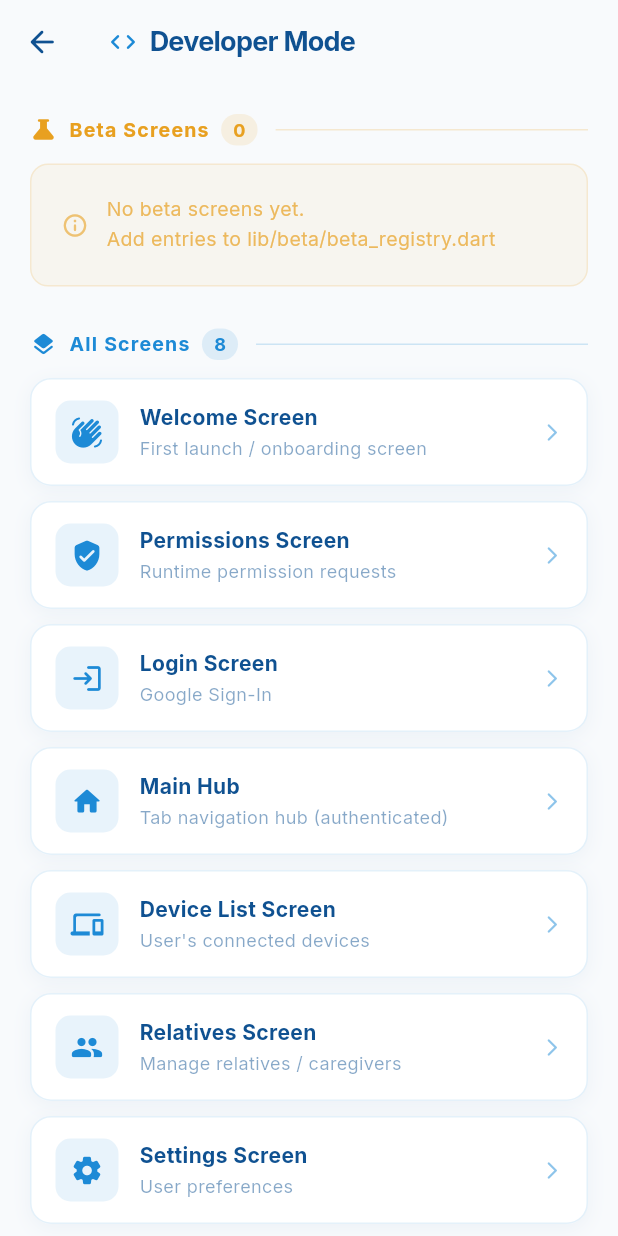
After one commit to efesrnn/medTrackPlus, a Flutter app: the screen it shows after launch, after a tap on the "code" icon, on a phone screen of 412 x 824 dp. The commit adds this screen. Run offline on Flutter 3.47's test engine with Material 3 defaults, Android fonts, the phone set to English and light mode, and no system bars; our stand-ins replace awesome_notifications, cloud_firestore, easy_localization, firebase_auth, firebase_core, firebase_database and 5 more; missing offline and left inert: alarm; accounts and stored records are empty; generated files the repository leaves out were written again; statements that could not run were skipped.

Commit message:
Developer Screen
Now all developers can test their and other screens much more efficiently in one place.

```diff
--- /dev/null
+++ b/lib/app/developer_screen.dart
@@ -0,0 +1,265 @@
+import 'package:flutter/material.dart';
+import 'package:google_fonts/google_fonts.dart';
+import 'package:medTrackPlus/app/screens_registry.dart';
+import 'package:medTrackPlus/beta/beta_registry.dart';
+import 'package:medTrackPlus/main.dart';
+
+class DeveloperScreen extends StatelessWidget {
+  const DeveloperScreen({super.key});
+
+  @override
+  Widget build(BuildContext context) {
+    final betaScreens = BetaRegistry.screens;
+    final allScreens = ScreensRegistry.screens;
+
+    return Scaffold(
+      backgroundColor: AppColors.background,
+      appBar: AppBar(
+        backgroundColor: Colors.transparent,
+        elevation: 0,
+        leading: IconButton(
+          icon: const Icon(Icons.arrow_back_rounded, color: AppColors.deepSea),
+          onPressed: () => Navigator.of(context).pop(),
+        ),
+        title: Row(
+          children: [
+            const Icon(Icons.code_rounded, color: AppColors.skyBlue, size: 20),
+            const SizedBox(width: 8),
+            Text(
+              'Developer Mode',
+              style: GoogleFonts.inter(
+                fontSize: 18,
+                fontWeight: FontWeight.w700,
+                color: AppColors.deepSea,
+              ),
+            ),
+          ],
+        ),
+      ),
+      body: ListView(
+        padding: const EdgeInsets.all(20),
+        children: [
+          // ── BETA SCREENS ──────────────────────────────────────────
+          _SectionHeader(
+            label: 'Beta Screens',
+            count: betaScreens.length,
+            color: const Color(0xFFE8A020),
+            icon: Icons.science_rounded,
+          ),
+          const SizedBox(height: 12),
+          if (betaScreens.isEmpty)
+            _EmptySection(
+              message: 'No beta screens yet.\nAdd entries to lib/beta/beta_registry.dart',
+              color: const Color(0xFFE8A020),
+            )
+          else
+            ...betaScreens.map((s) => Padding(
+              padding: const EdgeInsets.only(bottom: 10),
+              child: _ScreenCard(
+                name: s.name,
+                description: s.description,
+                icon: Icons.science_rounded,
+                accentColor: const Color(0xFFE8A020),
+                builder: s.builder,
+              ),
+            )),
+
+          const SizedBox(height: 28),
+
+          // ── ALL SCREENS ───────────────────────────────────────────
+          _SectionHeader(
+            label: 'All Screens',
+            count: allScreens.length,
+            color: AppColors.skyBlue,
+            icon: Icons.layers_rounded,
+          ),
+          const SizedBox(height: 12),
+          ...allScreens.map((s) => Padding(
+            padding: const EdgeInsets.only(bottom: 10),
+            child: _ScreenCard(
+              name: s.name,
+              description: s.description,
+              icon: s.icon,
+              accentColor: AppColors.skyBlue,
+              builder: s.builder,
+            ),
+          )),
+
+          const SizedBox(height: 20),
+        ],
+      ),
+    );
+  }
+}
+
+class _SectionHeader extends StatelessWidget {
+  final String label;
+  final int count;
+  final Color color;
+  final IconData icon;
+
+  const _SectionHeader({
+    required this.label,
+    required this.count,
+    required this.color,
+    required this.icon,
+  });
+
+  @override
+  Widget build(BuildContext context) {
+    return Row(
+      children: [
+        Icon(icon, color: color, size: 18),
+        const SizedBox(width: 8),
+        Text(
+          label,
+          style: GoogleFonts.inter(
+            fontSize: 13,
+            fontWeight: FontWeight.w700,
+            color: color,
+            letterSpacing: 0.8,
+          ),
+        ),
+        const SizedBox(width: 8),
+        Container(
+          padding: const EdgeInsets.symmetric(horizontal: 8, vertical: 2),
+          decoration: BoxDecoration(
+            color: color.withOpacity(0.12),
+            borderRadius: BorderRadius.circular(20),
+          ),
+          child: Text(
+            '$count',
+            style: GoogleFonts.inter(
+              fontSize: 12,
+              fontWeight: FontWeight.w700,
+              color: color,
+            ),
+          ),
+        ),
+        const SizedBox(width: 12),
+        Expanded(child: Divider(color: color.withOpacity(0.2), thickness: 1)),
+      ],
+    );
+  }
+}
+
+class _EmptySection extends StatelessWidget {
+  final String message;
+  final Color color;
+
+  const _EmptySection({required this.message, required this.color});
+
+  @override
+  Widget build(BuildContext context) {
+    return Container(
+      padding: const EdgeInsets.all(20),
+      decoration: BoxDecoration(
+        color: color.withOpacity(0.06),
+        borderRadius: BorderRadius.circular(12),
+        border: Border.all(color: color.withOpacity(0.15)),
+      ),
+      child: Row(
+        children: [
+          Icon(Icons.info_outline_rounded, color: color.withOpacity(0.6), size: 18),
+          const SizedBox(width: 12),
+          Expanded(
+            child: Text(
+              message,
+              style: GoogleFonts.inter(
+                fontSize: 13,
+                color: color.withOpacity(0.7),
+                height: 1.5,
+              ),
+            ),
+          ),
+        ],
+      ),
+    );
+  }
+}
+
+class _ScreenCard extends StatelessWidget {
+  final String name;
+  final String description;
+  final IconData icon;
+  final Color accentColor;
+  final WidgetBuilder builder;
+
+  const _ScreenCard({
+    required this.name,
+    required this.description,
+    required this.icon,
+    required this.accentColor,
+    required this.builder,
+  });
+
+  @override
+  Widget build(BuildContext context) {
+    return Container(
+      decoration: BoxDecoration(
+        color: Colors.white,
+        borderRadius: BorderRadius.circular(14),
+        border: Border.all(color: accentColor.withOpacity(0.12)),
+        boxShadow: [
+          BoxShadow(
+            color: AppColors.deepSea.withOpacity(0.05),
+            blurRadius: 10,
+            offset: const Offset(0, 3),
+          ),
+        ],
+      ),
+      child: Material(
+        color: Colors.transparent,
+        child: InkWell(
+          borderRadius: BorderRadius.circular(14),
+          onTap: () => Navigator.of(context).push(
+            MaterialPageRoute(builder: builder),
+          ),
+          child: Padding(
+            padding: const EdgeInsets.symmetric(horizontal: 16, vertical: 14),
+            child: Row(
+              children: [
+                Container(
+                  width: 42,
+                  height: 42,
+                  decoration: BoxDecoration(
+                    color: accentColor.withOpacity(0.1),
+                    borderRadius: BorderRadius.circular(10),
+                  ),
+                  child: Icon(icon, color: accentColor, size: 22),
+                ),
+                const SizedBox(width: 14),
+                Expanded(
+                  child: Column(
+                    crossAxisAlignment: CrossAxisAlignment.start,
+                    children: [
+                      Text(
+                        name,
+                        style: GoogleFonts.inter(
+                          fontSize: 14,
+                          fontWeight: FontWeight.w700,
+                          color: AppColors.deepSea,
+                        ),
+                      ),
+                      if (description.isNotEmpty) ...[
+                        const SizedBox(height: 2),
+                        Text(
+                          description,
+                          style: GoogleFonts.inter(
+                            fontSize: 12,
+                            color: AppColors.deepSea.withOpacity(0.5),
+                          ),
+                        ),
+                      ],
+                    ],
+                  ),
+                ),
+                Icon(Icons.arrow_forward_ios_rounded, color: accentColor.withOpacity(0.5), size: 14),
+              ],
+            ),
+          ),
+        ),
+      ),
+    );
+  }
+}
--- /dev/null
+++ b/lib/app/screens_registry.dart
@@ -0,0 +1,82 @@
+import 'package:flutter/material.dart';
+import 'package:medTrackPlus/app/device_list_screen.dart';
+import 'package:medTrackPlus/app/login_screen.dart';
+import 'package:medTrackPlus/app/main_hub.dart';
+import 'package:medTrackPlus/app/permissions_screen.dart';
+import 'package:medTrackPlus/app/relatives_screen.dart';
+import 'package:medTrackPlus/app/settings_screen.dart';
+import 'package:medTrackPlus/app/welcome_screen.dart';
+import 'package:medTrackPlus/features/ble_provisioning/sync_screen.dart';
+
+/// Registry of all existing (production) screens.
+/// Used by DeveloperScreen to allow direct navigation during testing.
+/// Screens that require live objects (AlarmRingScreen, WifiCredentialsScreen) are excluded.
+class ScreensRegistry {
+  static final List<ScreenEntry> screens = [
+    ScreenEntry(
+      name: 'Welcome Screen',
+      description: 'First launch / onboarding screen',
+      icon: Icons.waving_hand_rounded,
+      builder: (_) => const WelcomeScreen(),
+    ),
+    ScreenEntry(
+      name: 'Permissions Screen',
+      description: 'Runtime permission requests',
+      icon: Icons.verified_user_rounded,
+      builder: (_) => const PermissionsScreen(),
+    ),
+    ScreenEntry(
+      name: 'Login Screen',
+      description: 'Google Sign-In',
+      icon: Icons.login_rounded,
+      builder: (_) => const LoginScreen(),
+    ),
+    ScreenEntry(
+      name: 'Main Hub',
+      description: 'Tab navigation hub (authenticated)',
+      icon: Icons.home_rounded,
+      builder: (_) => const MainHub(),
+    ),
+    ScreenEntry(
+      name: 'Device List Screen',
+      description: 'User\'s connected devices',
+      icon: Icons.devices_rounded,
+      builder: (_) => DeviceListScreen(
+        isDragMode: false,
+        onModeChanged: (_) {},
+      ),
+    ),
+    ScreenEntry(
+      name: 'Relatives Screen',
+      description: 'Manage relatives / caregivers',
+      icon: Icons.people_rounded,
+      builder: (_) => const RelativesScreen(),
+    ),
+    ScreenEntry(
+      name: 'Settings Screen',
+      description: 'User preferences',
+      icon: Icons.settings_rounded,
+      builder: (_) => const SettingsScreen(),
+    ),
+    ScreenEntry(
+      name: 'Sync Screen',
+      description: 'BLE device provisioning (non-onboarding)',
+      icon: Icons.bluetooth_rounded,
+      builder: (_) => const SyncScreen(isOnboarding: false),
+    ),
+  ];
+}
+
+class ScreenEntry {
+  final String name;
+  final String description;
+  final IconData icon;
+  final WidgetBuilder builder;
+
+  const ScreenEntry({
+    required this.name,
+    required this.description,
+    required this.icon,
+    required this.builder,
+  });
+}
--- a/lib/app/welcome_screen.dart
+++ b/lib/app/welcome_screen.dart
@@ -1,4 +1,5 @@
 import 'dart:ui' as ui;
+import 'package:medTrackPlus/app/developer_screen.dart';
 import 'package:medTrackPlus/app/permissions_screen.dart';
 import 'package:medTrackPlus/main.dart';
 import 'package:easy_localization/easy_localization.dart';
@@ -85,6 +86,12 @@ class _WelcomeScreenState extends State<WelcomeScreen> with SingleTickerProvider
     super.dispose();
   }
 
+  void _handleDevMode() {
+    Navigator.of(context).push(
+      MaterialPageRoute(builder: (_) => const DeveloperScreen()),
+    );
+  }
+
   void _handleGetStarted() {
     Navigator.of(context).pushReplacement(
       PageRouteBuilder(
@@ -111,6 +118,22 @@ class _WelcomeScreenState extends State<WelcomeScreen> with SingleTickerProvider
           // üzerindeki animasyonlar oynarken arka plan tekrar tekrar çizilmez.
           const RepaintBoundary(
             child: _BackgroundDecoration(),
+          ),
+
+          // --- DEV MODE BUTTON ---
+          Positioned(
+            top: 48,
+            right: 16,
+            child: SafeArea(
+              child: Opacity(
+                opacity: 0.45,
+                child: IconButton(
+                  icon: const Icon(Icons.code_rounded, color: AppColors.deepSea, size: 22),
+                  tooltip: 'Developer Mode',
+                  onPressed: _handleDevMode,
+                ),
+              ),
+            ),
           ),
 
           SafeArea(
--- /dev/null
+++ b/lib/beta/beta_registry.dart
@@ -0,0 +1,29 @@
+import 'package:flutter/material.dart';
+
+/// Represents a single beta screen entry.
+class BetaScreen {
+  final String name;
+  final String description;
+  final WidgetBuilder builder;
+
+  const BetaScreen({
+    required this.name,
+    required this.description,
+    required this.builder,
+  });
+}
+
+/// Registry of all beta screens under development.
+/// To add a new beta screen:
+///   1. Create your screen file in lib/beta/
+///   2. Import it below and add a BetaScreen entry to the list.
+class BetaRegistry {
+  static final List<BetaScreen> screens = [
+    // Example — uncomment and replace with your screen:
+    // BetaScreen(
+    //   name: 'New Dashboard',
+    //   description: 'Redesigned dashboard with charts',
+    //   builder: (context) => const NewDashboardScreen(),
+    // ),
+  ];
+}
--- a/lib/main.dart
+++ b/lib/main.dart
@@ -122,9 +122,13 @@ ThemeData get appTheme {
 void main() async {
   WidgetsFlutterBinding.ensureInitialized();
 
-  await Firebase.initializeApp(
-    options: DefaultFirebaseOptions.currentPlatform,
-  );
+  try {
+    await Firebase.initializeApp(
+      options: DefaultFirebaseOptions.currentPlatform,
+    );
+  } on FirebaseException catch (e) {
+    if (e.code != 'duplicate-app') rethrow;
+  }
 
   await EasyLocalization.ensureInitialized();
 
```
